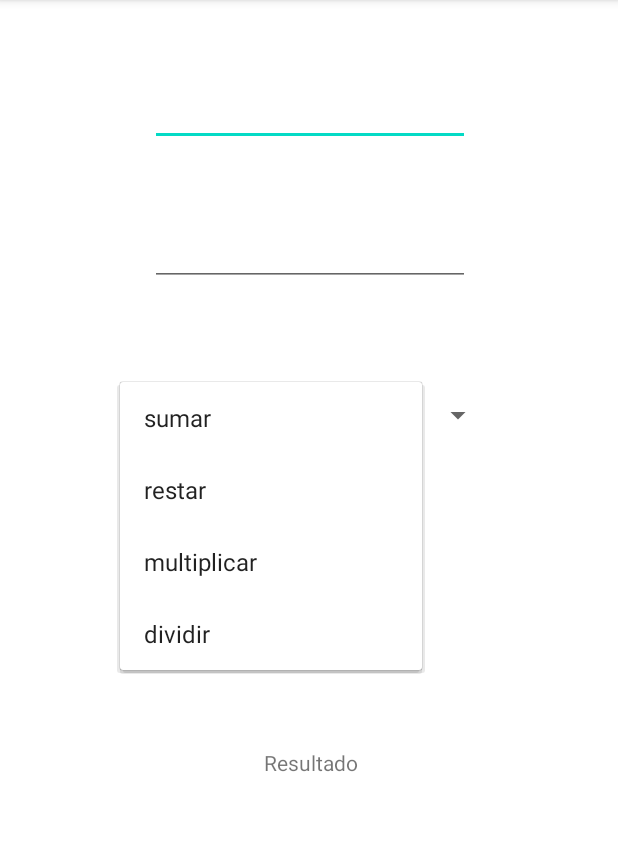
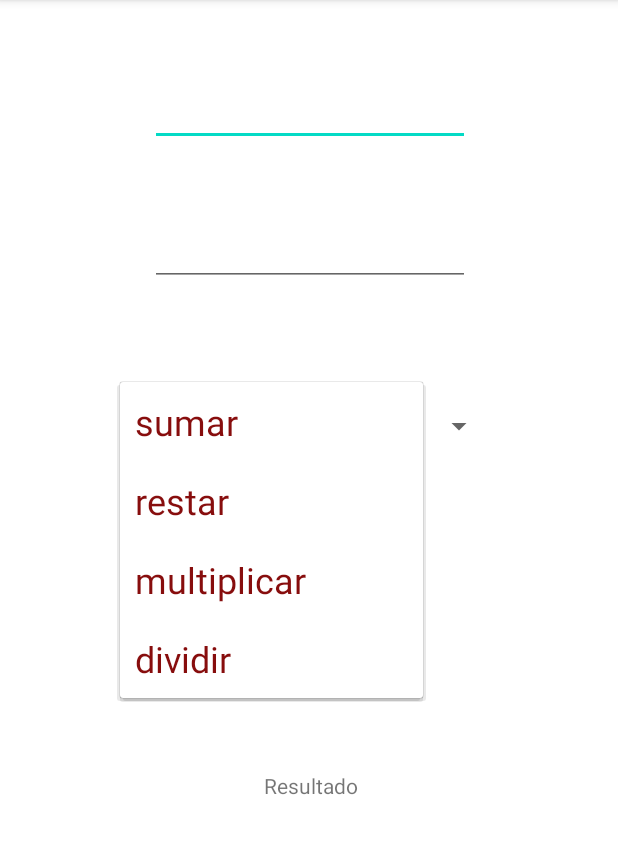
Before and after one commit to pablotardio/curso-android-GDE, an Android app: the SpinnerSelectCalculator screen opened directly, with no data from a screen before it, after a tap on "sumar", on a phone screen of 412 x 824 dp, the part 84-938 px from its top. Run offline under Robolectric (Android 15) with nearby library versions, the phone set to English and light mode, and no system bars.

Commit message:
Example 6.2: Spinner calculator- making a custom spinner item

```diff
--- a/app/src/main/java/com/example/myfirstlearningapp/SpinnerSelectCalculator.java
+++ b/app/src/main/java/com/example/myfirstlearningapp/SpinnerSelectCalculator.java
@@ -28,7 +28,7 @@ public class SpinnerSelectCalculator extends AppCompatActivity {
         this.spinner=(Spinner) findViewById(R.id.spinnerCalc);
         this.tv=(TextView)findViewById(R.id.textViewSpinnerCalc);
         String [] spinnerItems={"sumar","restar","multiplicar","dividir"};
-        ArrayAdapter<String> adapter = new ArrayAdapter<>(this, android.R.layout.simple_list_item_1,spinnerItems);
+        ArrayAdapter<String> adapter = new ArrayAdapter<>(this, R.layout.spinner_item_custom_pablo,spinnerItems);
         spinner.setAdapter(adapter);
     }
     public void calcular(View view){
--- a/app/src/main/res/layout/activity_spinner_select_calculator.xml
+++ b/app/src/main/res/layout/activity_spinner_select_calculator.xml
@@ -30,8 +30,8 @@
 
     <Spinner
         android:id="@+id/spinnerCalc"
-        android:layout_width="249dp"
-        android:layout_height="44dp"
+        android:layout_width="250dp"
+        android:layout_height="59dp"
         android:layout_marginStart="80dp"
         android:layout_marginTop="64dp"
         app:layout_constraintStart_toStartOf="parent"
--- /dev/null
+++ b/app/src/main/res/layout/spinner_item_custom_pablo.xml
@@ -0,0 +1,6 @@
+<?xml version="1.0" encoding="utf-8"?>
+<TextView android:layout_height="wrap_content" android:layout_width="match_parent"
+    android:textColor="#870D0D"
+    android:padding="10sp"
+    android:textSize="24sp"
+    xmlns:android="http://schemas.android.com/apk/res/android"></TextView>
```
